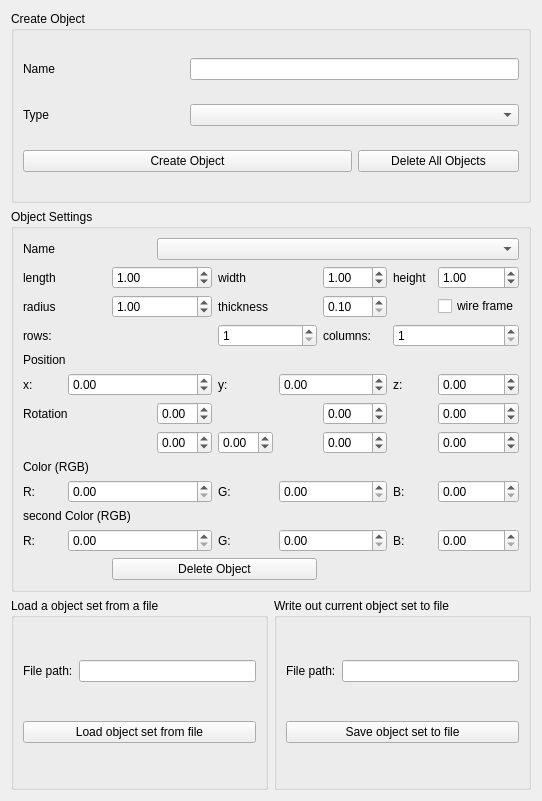
This is cedar/auxiliaries/gui/SceneWidget.ui in cedar/cedar as Qt 5 draws it before an edit. The edited form follows.
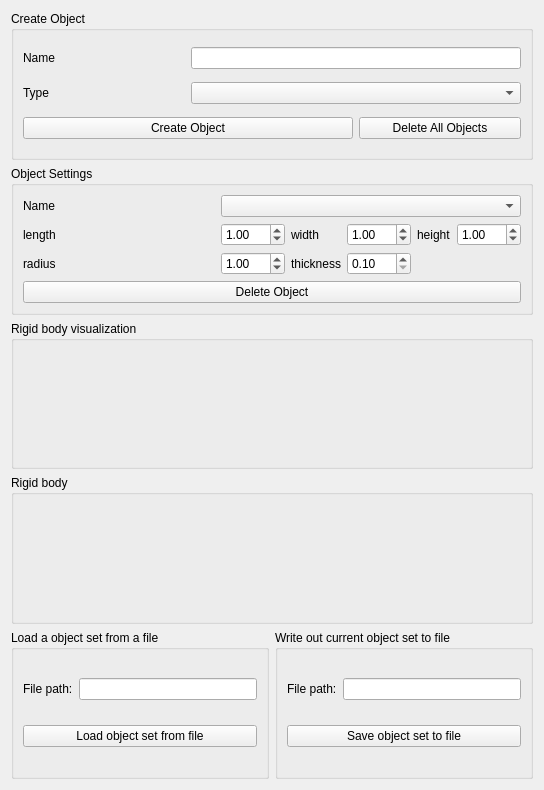
This is the edited form.

What changed in the file:
```diff
--- a/cedar/auxiliaries/gui/SceneWidget.ui
+++ b/cedar/auxiliaries/gui/SceneWidget.ui
@@ -6,8 +6,8 @@
    <rect>
     <x>0</x>
     <y>0</y>
-    <width>542</width>
-    <height>801</height>
+    <width>544</width>
+    <height>790</height>
    </rect>
   </property>
   <property name="focusPolicy">
@@ -64,7 +64,7 @@
      </layout>
     </widget>
    </item>
-   <item row="2" column="0">
+   <item row="4" column="0">
     <widget class="QGroupBox" name="mpGroupBoxLoad">
      <property name="title">
       <string>Load a object set from a file</string>
@@ -90,7 +90,7 @@
      </layout>
     </widget>
    </item>
-   <item row="2" column="1">
+   <item row="4" column="1">
     <widget class="QGroupBox" name="mpGroupBoxSave">
      <property name="title">
       <string>Write out current object set to file</string>
@@ -106,7 +106,7 @@
       <item row="0" column="1">
        <widget class="QLineEdit" name="mpSavePathLineEdit"/>
       </item>
-      <item row="1" column="0" colspan="2">
+      <item row="2" column="0" colspan="2">
        <widget class="QPushButton" name="mpPushButtonSaveSet">
         <property name="text">
          <string>Save object set to file</string>
@@ -124,238 +124,25 @@
      <property name="title">
       <string>Object Settings</string>
      </property>
-     <layout class="QGridLayout" name="gridLayout_2">
-      <item row="0" column="0" colspan="2">
+     <layout class="QGridLayout" name="gridLayout_2" columnstretch="1,0,0,0,0,0,0">
+      <item row="0" column="0">
        <widget class="QLabel" name="mpLabelName_2">
         <property name="text">
          <string>Name</string>
         </property>
        </widget>
       </item>
-      <item row="0" column="3" colspan="6">
+      <item row="0" column="1" colspan="6">
        <widget class="QComboBox" name="mpComboBoxName"/>
       </item>
-      <item row="5" column="0" colspan="4">
-       <widget class="QLabel" name="mpLabelChessboardSize">
-        <property name="text">
-         <string>rows:</string>
-        </property>
-       </widget>
-      </item>
-      <item row="6" column="0" colspan="3">
-       <widget class="QLabel" name="mpLabelPosition">
-        <property name="text">
-         <string>Position</string>
-        </property>
-       </widget>
-      </item>
-      <item row="7" column="0">
-       <widget class="QLabel" name="mpLabelPositionX">
-        <property name="text">
-         <string>x:</string>
-        </property>
-       </widget>
-      </item>
-      <item row="7" column="1" colspan="3">
-       <widget class="QDoubleSpinBox" name="mpDoubleSpinBoxPositionX">
-        <property name="minimum">
-         <double>-1500.000000000000000</double>
-        </property>
-        <property name="maximum">
-         <double>1500.000000000000000</double>
-        </property>
-        <property name="singleStep">
-         <double>1.000000000000000</double>
-        </property>
-       </widget>
-      </item>
-      <item row="7" column="4">
-       <widget class="QLabel" name="mpLabelPositionY">
-        <property name="text">
-         <string>y:</string>
-        </property>
-       </widget>
-      </item>
-      <item row="7" column="5" colspan="2">
-       <widget class="QDoubleSpinBox" name="mpDoubleSpinBoxPositionY">
-        <property name="minimum">
-         <double>-1500.000000000000000</double>
-        </property>
-        <property name="maximum">
-         <double>1500.000000000000000</double>
-        </property>
-        <property name="singleStep">
-         <double>1.000000000000000</double>
-        </property>
-        <property name="value">
-         <double>0.000000000000000</double>
-        </property>
-       </widget>
-      </item>
-      <item row="7" column="7">
-       <widget class="QLabel" name="mpLabelPositionZ">
-        <property name="text">
-         <string>z:</string>
-        </property>
-       </widget>
-      </item>
-      <item row="7" column="8">
-       <widget class="QDoubleSpinBox" name="mpDoubleSpinBoxPositionZ">
-        <property name="minimum">
-         <double>-1500.000000000000000</double>
-        </property>
-        <property name="maximum">
-         <double>1500.000000000000000</double>
-        </property>
-        <property name="singleStep">
-         <double>1.000000000000000</double>
-        </property>
-       </widget>
-      </item>
-      <item row="8" column="0" colspan="3">
-       <widget class="QLabel" name="mpLabelRotation">
-        <property name="text">
-         <string>Rotation</string>
-        </property>
-       </widget>
-      </item>
-      <item row="9" column="8">
-       <widget class="QDoubleSpinBox" name="mpDoubleSpinBoxRotation3">
-        <property name="minimum">
-         <double>-5.000000000000000</double>
-        </property>
-        <property name="maximum">
-         <double>5.000000000000000</double>
-        </property>
-        <property name="singleStep">
-         <double>0.100000000000000</double>
-        </property>
-       </widget>
-      </item>
-      <item row="10" column="0" colspan="3">
-       <widget class="QLabel" name="mpLabelColor">
-        <property name="text">
-         <string>Color (RGB)</string>
-        </property>
-       </widget>
-      </item>
-      <item row="11" column="0">
-       <widget class="QLabel" name="mpLabelColorR_1">
-        <property name="text">
-         <string>R:</string>
-        </property>
-       </widget>
-      </item>
-      <item row="11" column="1" colspan="3">
-       <widget class="QDoubleSpinBox" name="mpDoubleSpinBoxColorR">
-        <property name="maximum">
-         <double>1.000000000000000</double>
-        </property>
-        <property name="singleStep">
-         <double>0.050000000000000</double>
-        </property>
-       </widget>
-      </item>
-      <item row="11" column="4">
-       <widget class="QLabel" name="mpLabelColorG_1">
-        <property name="text">
-         <string>G:</string>
-        </property>
-       </widget>
-      </item>
-      <item row="11" column="5" colspan="2">
-       <widget class="QDoubleSpinBox" name="mpDoubleSpinBoxColorG">
-        <property name="maximum">
-         <double>1.000000000000000</double>
-        </property>
-        <property name="singleStep">
-         <double>0.050000000000000</double>
-        </property>
-       </widget>
-      </item>
-      <item row="11" column="7">
-       <widget class="QLabel" name="mpLabelColorB_1">
-        <property name="text">
-         <string>B:</string>
-        </property>
-       </widget>
-      </item>
-      <item row="11" column="8">
-       <widget class="QDoubleSpinBox" name="mpDoubleSpinBoxColorB">
-        <property name="maximum">
-         <double>1.000000000000000</double>
-        </property>
-        <property name="singleStep">
-         <double>0.050000000000000</double>
-        </property>
-       </widget>
-      </item>
-      <item row="12" column="0" colspan="5">
-       <widget class="QLabel" name="mpLabelSecondColor">
-        <property name="text">
-         <string>second Color (RGB)</string>
-        </property>
-       </widget>
-      </item>
-      <item row="13" column="0">
-       <widget class="QLabel" name="mpLabelColorR_2">
-        <property name="text">
-         <string>R:</string>
-        </property>
-       </widget>
-      </item>
-      <item row="13" column="1" colspan="3">
-       <widget class="QDoubleSpinBox" name="mpDoubleSpinBoxSecondColorR">
-        <property name="maximum">
-         <double>1.000000000000000</double>
-        </property>
-        <property name="singleStep">
-         <double>0.050000000000000</double>
-        </property>
-       </widget>
-      </item>
-      <item row="13" column="4">
-       <widget class="QLabel" name="mpLabelColorG_2">
-        <property name="text">
-         <string>G:</string>
-        </property>
-       </widget>
-      </item>
-      <item row="13" column="5" colspan="2">
-       <widget class="QDoubleSpinBox" name="mpDoubleSpinBoxSecondColorG">
-        <property name="maximum">
-         <double>1.000000000000000</double>
-        </property>
-        <property name="singleStep">
-         <double>0.050000000000000</double>
-        </property>
-       </widget>
-      </item>
-      <item row="13" column="7">
-       <widget class="QLabel" name="mpLabelColorB_2">
-        <property name="text">
-         <string>B:</string>
-        </property>
-       </widget>
-      </item>
-      <item row="13" column="8">
-       <widget class="QDoubleSpinBox" name="mpDoubleSpinBoxSecondColorB">
-        <property name="maximum">
-         <double>1.000000000000000</double>
-        </property>
-        <property name="singleStep">
-         <double>0.050000000000000</double>
-        </property>
-       </widget>
-      </item>
-      <item row="14" column="2" colspan="4">
+      <item row="3" column="0" colspan="7">
        <widget class="QPushButton" name="mpPushButtonDeleteObject">
         <property name="text">
          <string>Delete Object</string>
         </property>
        </widget>
       </item>
-      <item row="2" column="8">
+      <item row="1" column="6">
        <widget class="QDoubleSpinBox" name="mpDoubleSpinBoxHeight">
         <property name="minimum">
          <double>0.100000000000000</double>
@@ -371,44 +158,28 @@
         </property>
        </widget>
       </item>
-      <item row="2" column="7">
+      <item row="1" column="5">
        <widget class="QLabel" name="mpLabelHeight">
         <property name="text">
          <string>height</string>
         </property>
        </widget>
       </item>
-      <item row="2" column="2" colspan="2">
-       <widget class="QDoubleSpinBox" name="mpDoubleSpinBoxLength">
-        <property name="minimum">
-         <double>0.100000000000000</double>
-        </property>
-        <property name="maximum">
-         <double>500.000000000000000</double>
-        </property>
-        <property name="singleStep">
-         <double>0.100000000000000</double>
-        </property>
-        <property name="value">
-         <double>1.000000000000000</double>
-        </property>
-       </widget>
-      </item>
-      <item row="2" column="0" colspan="2">
+      <item row="1" column="0">
        <widget class="QLabel" name="mpLabelLenght">
         <property name="text">
          <string>length</string>
         </property>
        </widget>
       </item>
-      <item row="2" column="4" colspan="2">
+      <item row="1" column="3">
        <widget class="QLabel" name="mpLabelWidth">
         <property name="text">
          <string>width</string>
         </property>
        </widget>
       </item>
-      <item row="2" column="6">
+      <item row="1" column="4">
        <widget class="QDoubleSpinBox" name="mpDoubleSpinBoxWidth">
         <property name="minimum">
          <double>0.100000000000000</double>
@@ -424,14 +195,14 @@
         </property>
        </widget>
       </item>
-      <item row="4" column="0">
+      <item row="2" column="0">
        <widget class="QLabel" name="mpLabelRadius">
         <property name="text">
          <string>radius</string>
         </property>
        </widget>
       </item>
-      <item row="4" column="2" colspan="2">
+      <item row="2" column="1" colspan="2">
        <widget class="QDoubleSpinBox" name="mpDoubleSpinBoxRadius">
         <property name="minimum">
          <double>0.100000000000000</double>
@@ -447,7 +218,7 @@
         </property>
        </widget>
       </item>
-      <item row="4" column="6">
+      <item row="2" column="4">
        <widget class="QDoubleSpinBox" name="mpDoubleSpinBoxThickness">
         <property name="minimum">
          <double>0.100000000000000</double>
@@ -460,140 +231,48 @@
         </property>
        </widget>
       </item>
-      <item row="4" column="4">
+      <item row="2" column="3">
        <widget class="QLabel" name="label_3">
         <property name="text">
          <string>thickness</string>
         </property>
        </widget>
       </item>
-      <item row="4" column="8">
-       <widget class="QCheckBox" name="mpWireFrameCheckBox">
-        <property name="enabled">
-         <bool>true</bool>
-        </property>
-        <property name="text">
-         <string>wire frame</string>
-        </property>
-       </widget>
-      </item>
-      <item row="5" column="7" colspan="2">
-       <widget class="QSpinBox" name="mpSpinBoxChessboardColumns">
+      <item row="1" column="1" colspan="2">
+       <widget class="QDoubleSpinBox" name="mpDoubleSpinBoxLength">
         <property name="minimum">
-         <number>1</number>
-        </property>
-        <property name="maximum">
-         <number>25</number>
-        </property>
-        <property name="value">
-         <number>1</number>
-        </property>
-       </widget>
-      </item>
-      <item row="5" column="6">
-       <widget class="QLabel" name="label_4">
-        <property name="text">
-         <string>columns:</string>
-        </property>
-       </widget>
-      </item>
-      <item row="5" column="4" colspan="2">
-       <widget class="QSpinBox" name="mpSpinBoxChessboardRows">
-        <property name="minimum">
-         <number>1</number>
-        </property>
-        <property name="maximum">
-         <number>25</number>
-        </property>
-        <property name="value">
-         <number>1</number>
-        </property>
-       </widget>
-      </item>
-      <item row="9" column="6">
-       <widget class="QDoubleSpinBox" name="mpDoubleSpinBoxRotation2">
-        <property name="decimals">
-         <number>2</number>
-        </property>
-        <property name="minimum">
-         <double>-5.000000000000000</double>
-        </property>
-        <property name="maximum">
-         <double>5.000000000000000</double>
-        </property>
-        <property name="singleStep">
          <double>0.100000000000000</double>
         </property>
-       </widget>
-      </item>
-      <item row="9" column="4">
-       <widget class="QDoubleSpinBox" name="mpDoubleSpinBoxRotation1">
-        <property name="minimum">
-         <double>-5.000000000000000</double>
-        </property>
         <property name="maximum">
-         <double>5.000000000000000</double>
+         <double>500.000000000000000</double>
         </property>
         <property name="singleStep">
          <double>0.100000000000000</double>
         </property>
-       </widget>
-      </item>
-      <item row="8" column="3">
-       <widget class="QDoubleSpinBox" name="mpRotateXSpinBox">
-        <property name="minimum">
-         <double>-5.000000000000000</double>
-        </property>
-        <property name="maximum">
-         <double>5.000000000000000</double>
-        </property>
-        <property name="singleStep">
-         <double>0.100000000000000</double>
-        </property>
-       </widget>
-      </item>
-      <item row="8" column="8">
-       <widget class="QDoubleSpinBox" name="mpRotateZSpinBox">
-        <property name="minimum">
-         <double>-5.000000000000000</double>
-        </property>
-        <property name="maximum">
-         <double>5.000000000000000</double>
-        </property>
-        <property name="singleStep">
-         <double>0.100000000000000</double>
-        </property>
-       </widget>
-      </item>
-      <item row="8" column="6">
-       <widget class="QDoubleSpinBox" name="mpRotateYSpinBox">
-        <property name="minimum">
-         <double>-5.000000000000000</double>
-        </property>
-        <property name="maximum">
-         <double>5.000000000000000</double>
-        </property>
-        <property name="singleStep">
-         <double>0.100000000000000</double>
-        </property>
-       </widget>
-      </item>
-      <item row="9" column="3">
-       <widget class="QDoubleSpinBox" name="mpDoubleSpinBoxRotation0">
-        <property name="minimum">
-         <double>-5.000000000000000</double>
-        </property>
-        <property name="maximum">
-         <double>5.000000000000000</double>
-        </property>
-        <property name="singleStep">
-         <double>0.100000000000000</double>
+        <property name="value">
+         <double>1.000000000000000</double>
         </property>
        </widget>
       </item>
      </layout>
     </widget>
    </item>
+   <item row="3" column="0" colspan="2">
+    <widget class="QGroupBox" name="">
+     <property name="title">
+      <string>Rigid body</string>
+     </property>
+     <layout class="QVBoxLayout" name="mpRigidBodyWidgetLayout"/>
+    </widget>
+   </item>
+   <item row="2" column="0" colspan="2">
+    <widget class="QGroupBox" name="">
+     <property name="title">
+      <string>Rigid body visualization</string>
+     </property>
+     <layout class="QVBoxLayout" name="mpRigidBodyVisualizationWidgetLayout"/>
+    </widget>
+   </item>
   </layout>
  </widget>
  <resources/>
```
Left out of the diff: 2 changed lines with no effect on the pictures.
